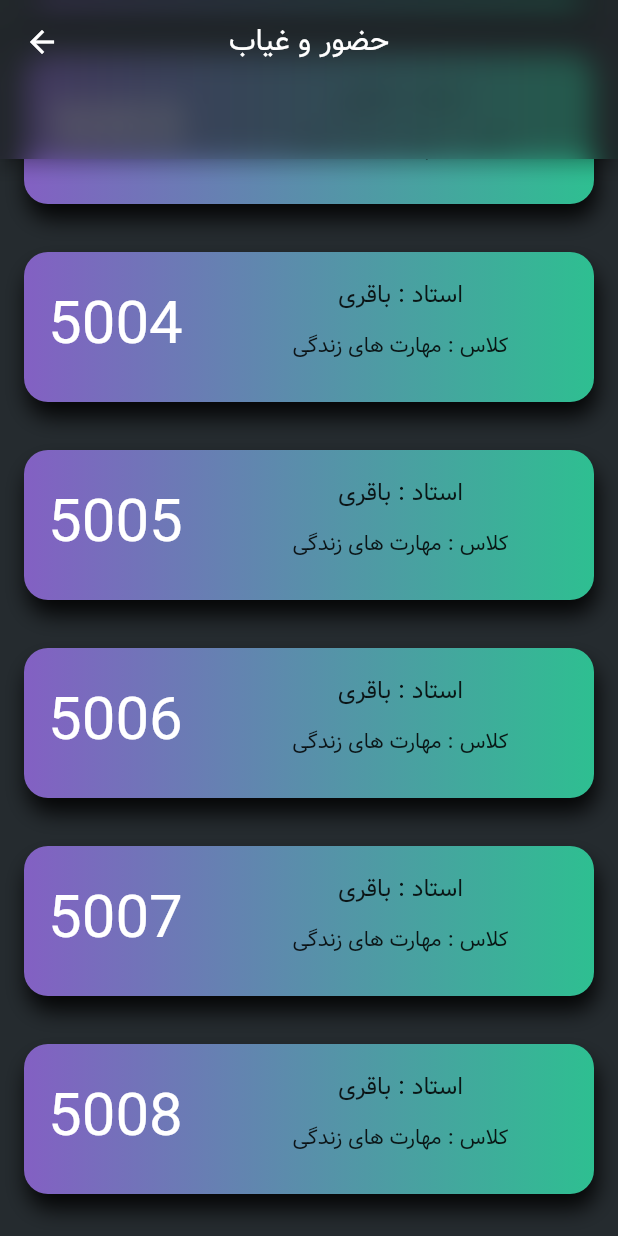
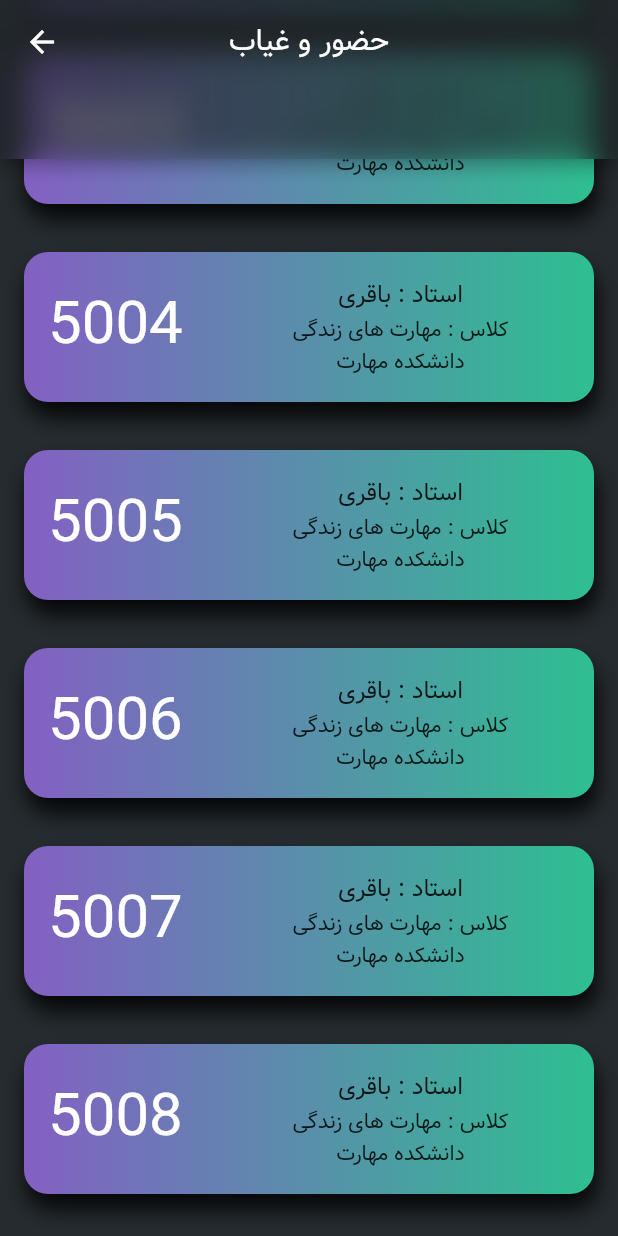
Before and after one commit to hasanforaty/presence_uni, a Flutter app: the AttendancePage screen opened by its route, scrolled down 576 dp, on a phone screen of 412 x 824 dp. Run offline on Flutter 3.47's test engine with Material 2 defaults, Android fonts, the phone set to English and light mode, and no system bars; our stand-ins replace font_awesome_flutter, get, lottie.

Commit message:
completing attendacne_item.dart

```diff
--- a/lib/widgets/attendacne_item.dart
+++ b/lib/widgets/attendacne_item.dart
@@ -4,14 +4,16 @@ class AttendanceItem extends StatelessWidget {
   final String attendanceNumber;
   final String teacherName;
   final String className;
+  final String uniName;
   final void Function() onClicked;
-  const AttendanceItem(
-      {Key? key,
-      required this.attendanceNumber,
-      required this.onClicked,
-      this.teacherName = "باقری",
-      this.className = "مهارت های زندگی"})
-      : super(key: key);
+  const AttendanceItem({
+    Key? key,
+    required this.attendanceNumber,
+    required this.onClicked,
+    this.teacherName = "باقری",
+    this.className = "مهارت های زندگی",
+    this.uniName = "دانشکده مهارت",
+  }) : super(key: key);
 
   @override
   Widget build(BuildContext context) {
@@ -74,6 +76,12 @@ class AttendanceItem extends StatelessWidget {
                         "کلاس : $className",
                         style: Theme.of(context).textTheme.labelLarge,
                       ))),
+                      Expanded(
+                          child: Center(
+                              child: Text(
+                        uniName,
+                        style: Theme.of(context).textTheme.labelLarge,
+                      ))),
                     ],
                   ),
                 ),
```
